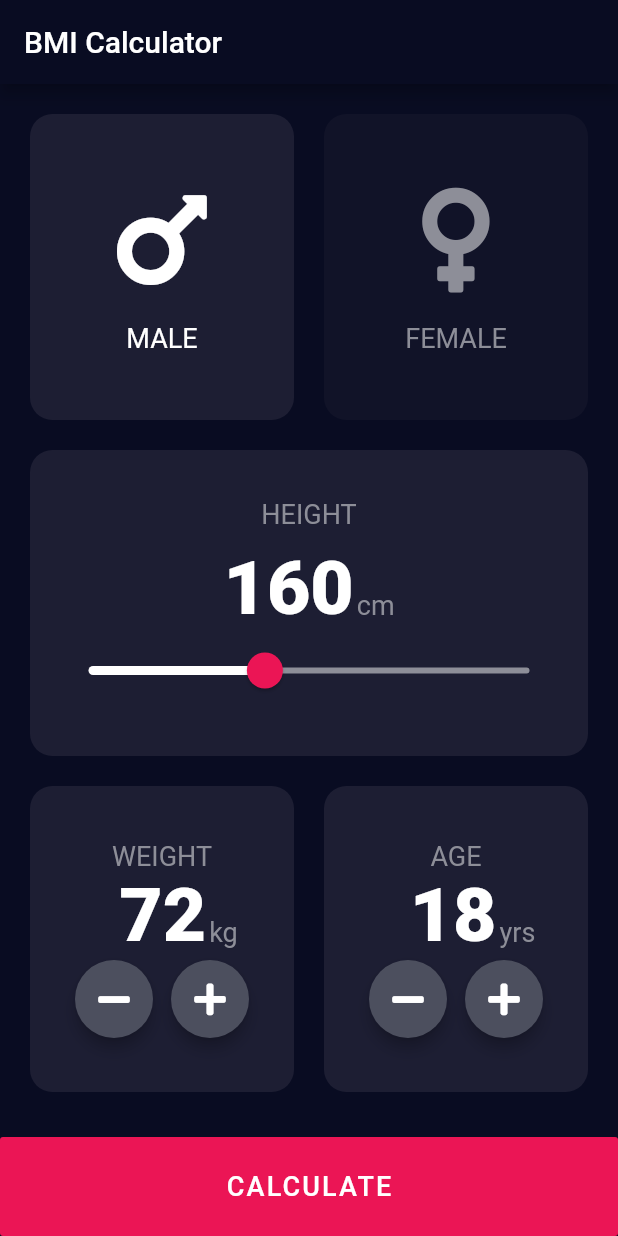
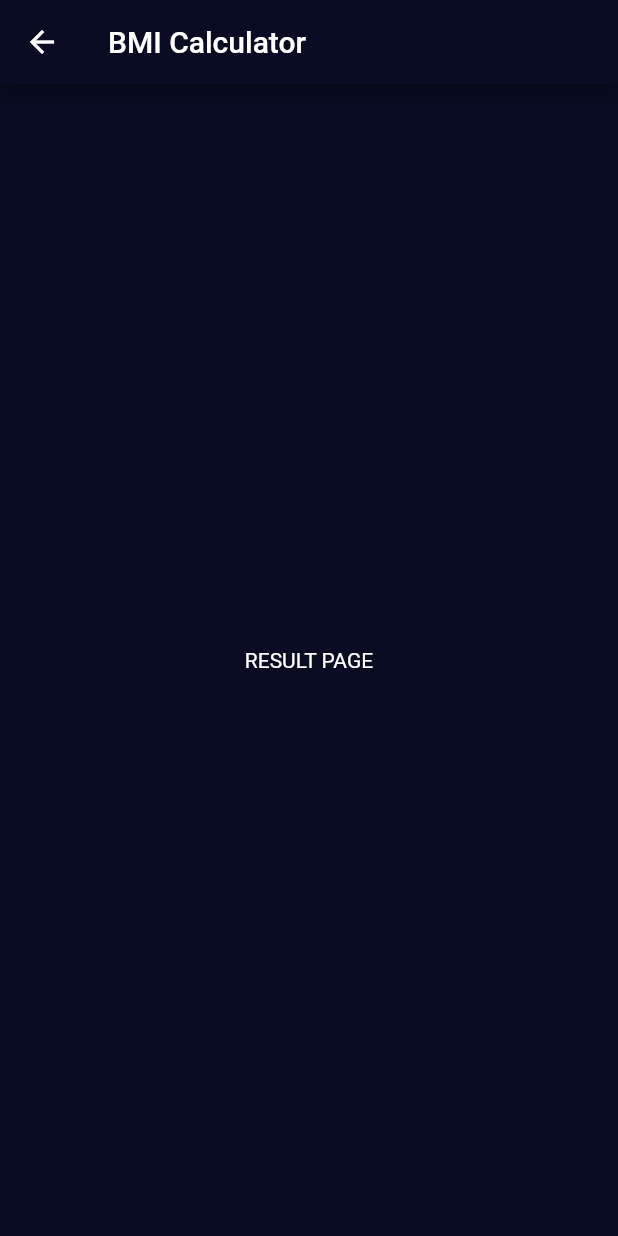
Before and after one commit to Trugamr/bmi-calculator-flutter, a Flutter app: the screen it shows after launch, after a tap on "CALCULATE", on a phone screen of 412 x 824 dp. Run offline on Flutter 3.47's test engine with Material 2 defaults, Android fonts, the phone set to English and light mode, and no system bars; our stand-ins replace font_awesome_flutter.

```diff
--- a/lib/input_page.dart
+++ b/lib/input_page.dart
@@ -28,7 +28,9 @@ class InputPage extends StatelessWidget {
             width: double.infinity,
             child: Expanded(
               child: RaisedButton(
-                onPressed: () => {},
+                onPressed: () => {
+                  Navigator.pushNamed(context, '/result'),
+                },
                 color: kAccentColor,
                 child: Text(
                   'CALCULATE',
--- a/lib/main.dart
+++ b/lib/main.dart
@@ -1,5 +1,6 @@
 import 'package:flutter/material.dart';
 import 'input_page.dart';
+import 'result_page.dart';
 
 void main() {
   runApp(BMICalculator());
@@ -13,7 +14,11 @@ class BMICalculator extends StatelessWidget {
         primaryColor: Color(0xff090C22),
         scaffoldBackgroundColor: Color(0xff090C22),
       ),
-      home: InputPage(),
+      initialRoute: '/',
+      routes: {
+        '/': (context) => InputPage(),
+        '/result': (context) => ResultPage(),
+      },
     );
   }
 }
--- /dev/null
+++ b/lib/result_page.dart
@@ -0,0 +1,15 @@
+import 'package:flutter/material.dart';
+
+class ResultPage extends StatelessWidget {
+  @override
+  Widget build(BuildContext context) {
+    return Scaffold(
+      appBar: AppBar(
+        title: Text('BMI Calculator'),
+      ),
+      body: Center(
+        child: Text('RESULT PAGE'),
+      ),
+    );
+  }
+}
```
